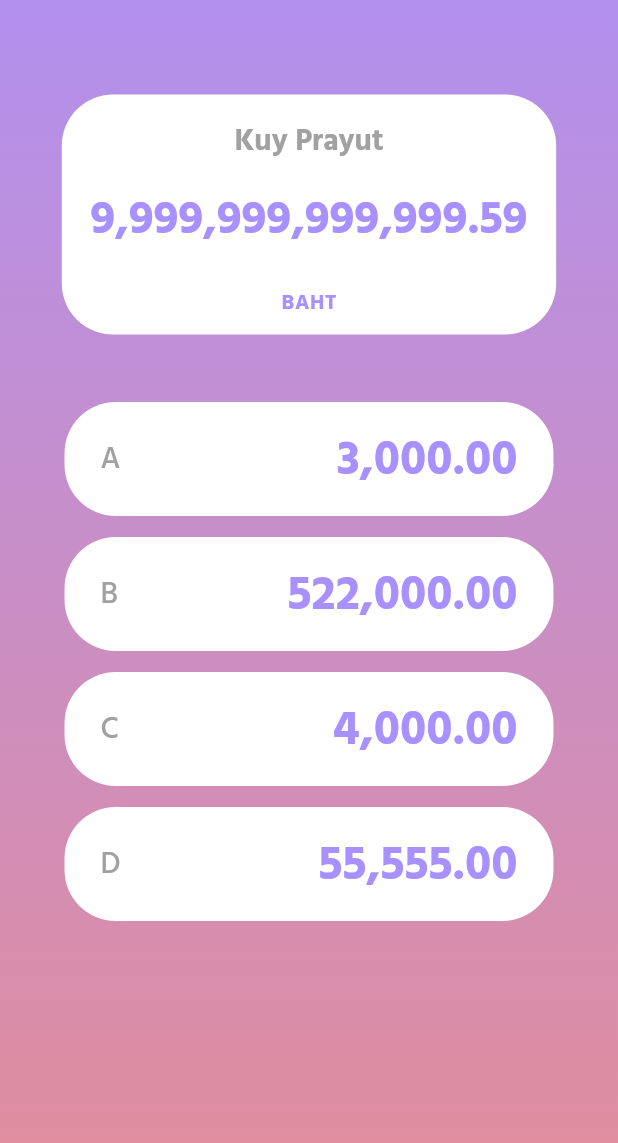
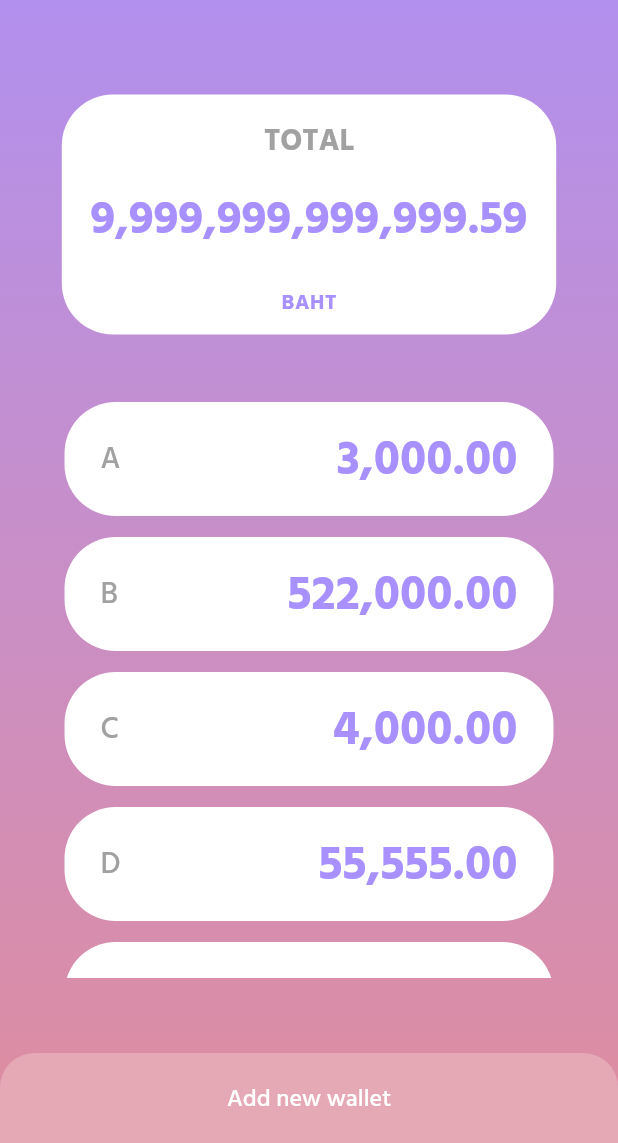
Before and after one commit to supawadee0789/goodwallet_app, a Flutter app: the Wallet screen opened directly, on a phone screen of 412 x 824 dp, the part 93-1236 px from its top. Run offline on Flutter 3.47's test engine with Material 2 defaults, Android fonts, the phone set to English and light mode, and no system bars; drawn by our look-alikes of auto_size_text; our stand-ins replace flutter_svg.

Commit message:
finish wallet sturcture

```diff
--- a/lib/Wallet.dart
+++ b/lib/Wallet.dart
@@ -25,11 +25,34 @@ class _WalletState extends State<Wallet> {
           child: Column(
             children: [
               Header(),
-              TotalCard("Kuy Prayut", 9999999999999.589),
-              Container(
-                margin: EdgeInsets.only(top: 30),
-                child: ListWallet(),
-                width: MediaQuery.of(context).size.width * 0.83,
+              TotalCard("TOTAL", 9999999999999.589),
+              Expanded(
+                child: Container(
+                  margin: EdgeInsets.only(top: 30, bottom: 50),
+                  child: ListWallet(),
+                  width: MediaQuery.of(context).size.width * 0.83,
+                ),
+              ),
+              GestureDetector(
+                onTap: () => print('pressed'),
+                child: Container(
+                  width: MediaQuery.of(context).size.width,
+                  height: 60,
+                  decoration: BoxDecoration(
+                      color: Color(0xffE5A9B6),
+                      borderRadius: BorderRadius.only(
+                          topLeft: Radius.circular(23),
+                          topRight: Radius.circular(23))),
+                  child: Center(
+                    child: Text(
+                      "Add new wallet",
+                      style: TextStyle(
+                        color: Colors.white,
+                        fontSize: 16,
+                      ),
+                    ),
+                  ),
+                ),
               ),
             ],
           ),
```
